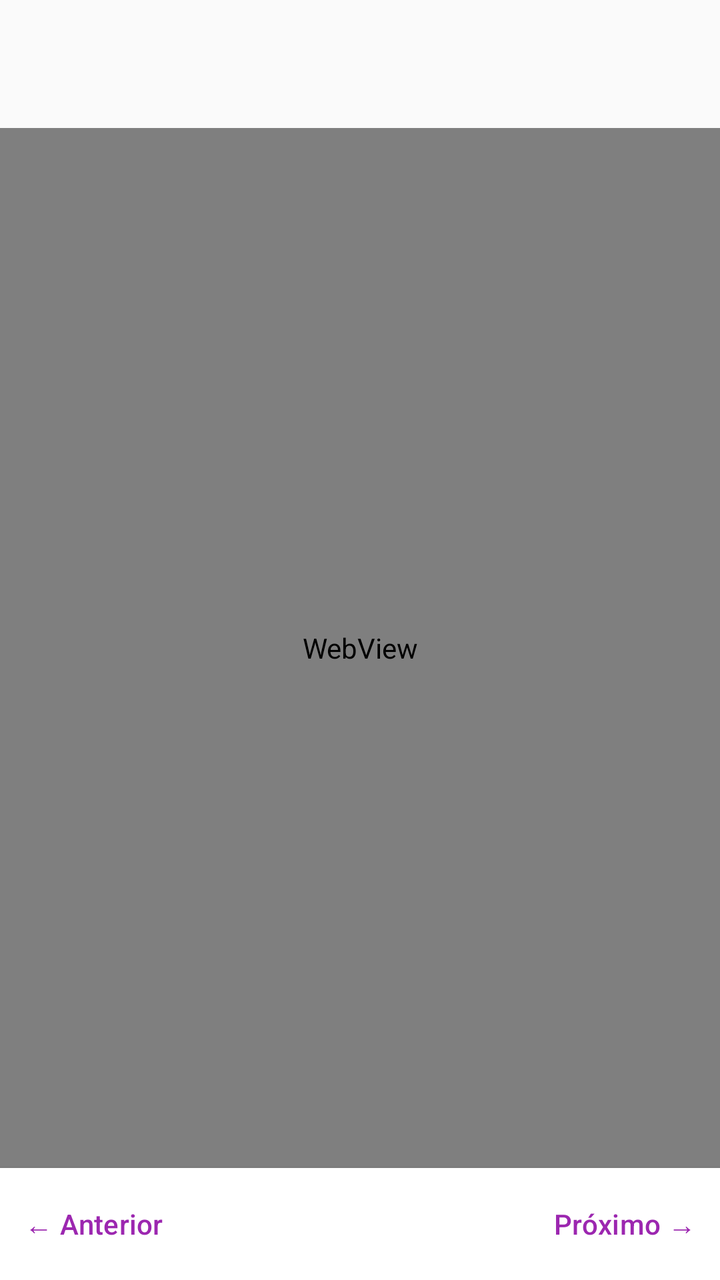
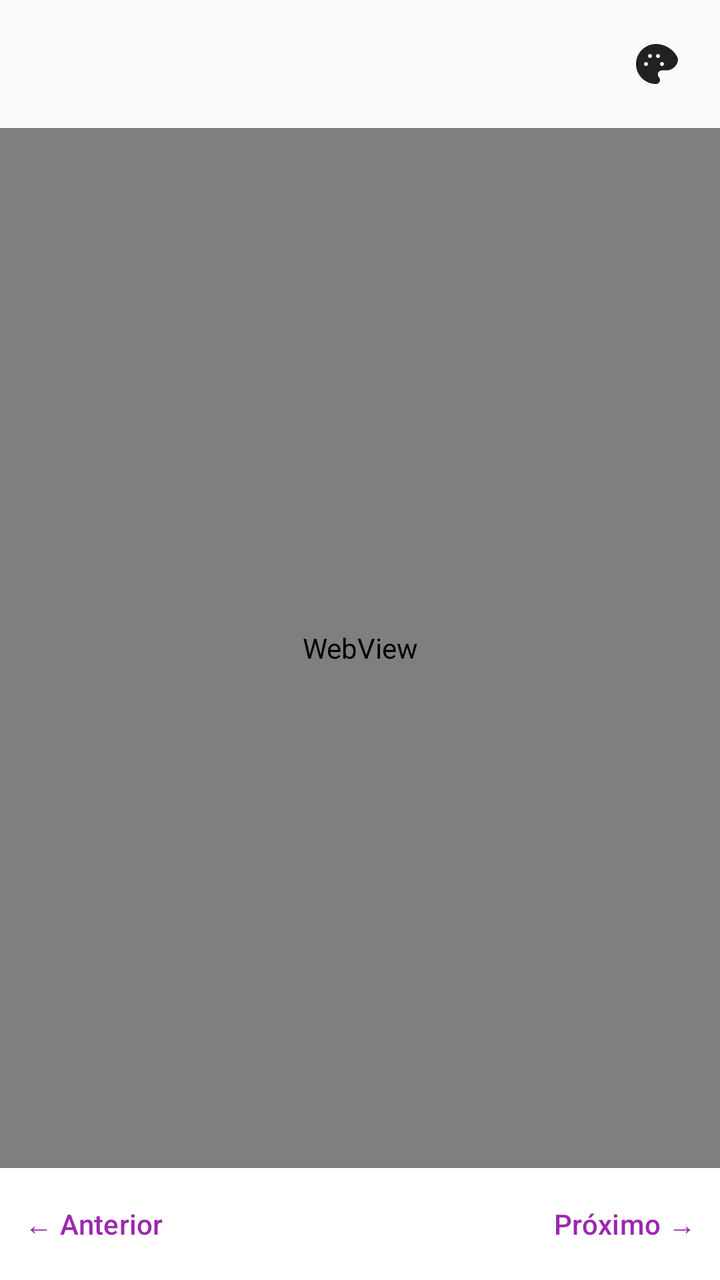

The first picture is an Android layout as it rendered before a commit; the second is the same layout after the commit. The layout source and the unified diff follow.
<!-- AndroidManifest.xml: application theme Theme.EpubReader -->
<!-- res/layout/activity_reader.xml -->
<?xml version="1.0" encoding="utf-8"?>
<LinearLayout
    xmlns:android="http://schemas.android.com/apk/res/android"
    android:layout_width="match_parent"
    android:layout_height="match_parent"
    android:orientation="vertical">

    <com.google.android.material.appbar.MaterialToolbar
        android:id="@+id/toolbar"
        android:layout_width="match_parent"
        android:layout_height="?attr/actionBarSize"/>

    <WebView
        android:id="@+id/webView"
        android:layout_width="match_parent"
        android:layout_height="0dp"
        android:layout_weight="1"/>

    
    <LinearLayout
        android:layout_width="match_parent"
        android:layout_height="56dp"
        android:orientation="horizontal"
        android:gravity="center_vertical"
        android:background="?attr/colorSurface"
        android:elevation="4dp">

        <Button
            android:id="@+id/btnPrevChapter"
            style="@style/Widget.Material3.Button.TextButton"
            android:layout_width="wrap_content"
            android:layout_height="wrap_content"
            android:text="← Anterior"/>

        <TextView
            android:id="@+id/tvChapterInfo"
            android:layout_width="0dp"
            android:layout_height="wrap_content"
            android:layout_weight="1"
            android:gravity="center"
            android:textSize="13sp"/>

        <Button
            android:id="@+id/btnNextChapter"
            style="@style/Widget.Material3.Button.TextButton"
            android:layout_width="wrap_content"
            android:layout_height="wrap_content"
            android:text="Próximo →"/>
    </LinearLayout>
</LinearLayout>
<!-- resources referenced by this layout -->
<resources>
  <style name="Theme.EpubReader" parent="Theme.Material3.DayNight.NoActionBar">
  
          
          <item name="colorPrimary">@color/purple_500</item>
          <item name="colorOnPrimary">@color/white</item>
          <item name="colorPrimaryContainer">@color/purple_100</item>
          <item name="colorOnPrimaryContainer">@color/purple_900</item>
  
          <item name="colorSecondary">@color/teal_200</item>
          <item name="colorOnSecondary">@color/black</item>
          <item name="colorSecondaryContainer">@color/teal_100</item>
          <item name="colorOnSecondaryContainer">@color/teal_900</item>
  
          
          <item name="colorSurface">@color/white</item>
          <item name="colorOnSurface">@color/gray_900</item>
          <item name="colorSurfaceVariant">@color/gray_100</item>
          <item name="colorOnSurfaceVariant">@color/gray_700</item>
  
          
          <item name="android:colorBackground">@color/gray_50</item>
          <item name="colorOnBackground">@color/gray_900</item>
  
          
          <item name="android:statusBarColor">?attr/colorSurface</item>
          <item name="android:navigationBarColor">?attr/colorSurface</item>
          <item name="android:windowLightStatusBar">true</item>
  
          
          <item name="textAppearanceBodyLarge">@style/TextAppearance.EpubReader.BodyLarge</item>
      </style>
  <color name="purple_500">#9C27B0</color>
  <color name="white">#FFFFFF</color>
  <color name="purple_100">#EDE7F6</color>
  <color name="purple_900">#4A148C</color>
  <color name="teal_200">#80CBC4</color>
  <color name="black">#000000</color>
  <color name="teal_100">#E0F2F1</color>
  <color name="teal_900">#004D40</color>
  <color name="gray_900">#212121</color>
  <color name="gray_100">#F5F5F5</color>
  <color name="gray_700">#616161</color>
  <color name="gray_50">#FAFAFA</color>
  <style name="TextAppearance.EpubReader.BodyLarge" parent="TextAppearance.Material3.BodyLarge">
          <item name="android:textSize">16sp</item>
      </style>
</resources>

<!-- the commit's change to res/layout/activity_reader.xml (unified diff, before → after) -->
@@ -8,7 +8,20 @@
     <com.google.android.material.appbar.MaterialToolbar
         android:id="@+id/toolbar"
         android:layout_width="match_parent"
-        android:layout_height="?attr/actionBarSize"/>
+        android:layout_height="?attr/actionBarSize">
+
+        <ImageButton
+            android:id="@+id/btnTheme"
+            android:layout_width="48dp"
+            android:layout_height="48dp"
+            android:layout_gravity="end"
+            android:layout_marginEnd="8dp"
+            android:background="?attr/selectableItemBackgroundBorderless"
+            android:contentDescription="Tema"
+            android:src="@drawable/ic_palette"
+            android:tint="?attr/colorOnSurface"/>
+
+    </com.google.android.material.appbar.MaterialToolbar>
 
     <WebView
         android:id="@+id/webView"
<!-- resource entries referenced after the edit -->
@@ -1,5 +1,16 @@
 <!-- resources referenced by this layout -->
 <resources>
+  <!-- drawable ic_palette (drawable) -->
+  <?xml version="1.0" encoding="utf-8"?>
+  <vector xmlns:android="http://schemas.android.com/apk/res/android"
+      android:width="24dp"
+      android:height="24dp"
+      android:viewportWidth="24"
+      android:viewportHeight="24">
+      <path
+          android:fillColor="@android:color/black"
+          android:pathData="M12,2C6.48,2 2,6.48 2,12s4.48,10 10,10c1.1,0 2-0.9 2-2 0-0.55-0.21-1.05-0.55-1.42 -0.32-0.37-0.53-0.86-0.53-1.38 0-1.1 0.9-2 2-2h2.36c3.09,0 5.72-2.63 5.72-5.72C22,6.05 17.52,2 12,2zM7,13c-0.55,0 -1-0.45 -1-1s0.45-1 1-1 1,0.45 1,1 -0.45,1 -1,1zM9,9C8.45,9 8,8.55 8,8s0.45-1 1-1 1,0.45 1,1 -0.45,1 -1,1zM13,9c-0.55,0 -1-0.45 -1-1s0.45-1 1-1 1,0.45 1,1 -0.45,1 -1,1zM15,13c-0.55,0 -1-0.45 -1-1s0.45-1 1-1 1,0.45 1,1 -0.45,1 -1,1z"/>
+  </vector>
   <style name="Theme.EpubReader" parent="Theme.Material3.DayNight.NoActionBar">
   
           
